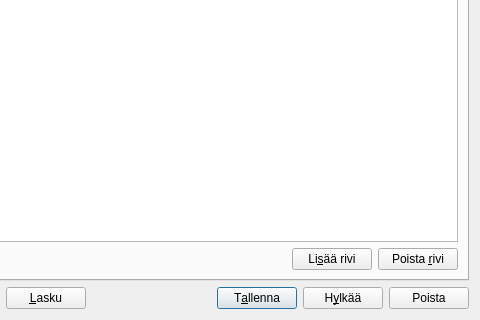
First picture: the form in kitupiikki/kirjaus/kirjaus.ui, repository artoh/kitupiikki, before the edit; both pictures show x 477 to 957 and y 100 to 420 of the 957 by 420 pixel window.
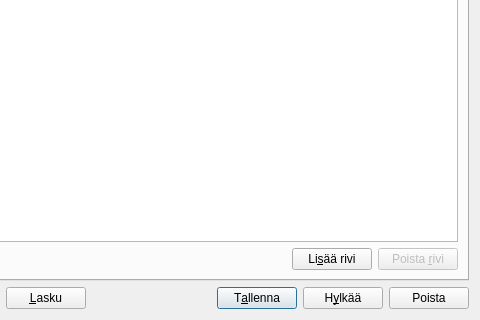
Second picture: the form after the edit. Icons and pictures are not drawn.

Commit message: Kirjausnäppis Enterillä

Diff of the .ui file:
```diff
--- a/kitupiikki/kirjaus/kirjaus.ui
+++ b/kitupiikki/kirjaus/kirjaus.ui
@@ -112,6 +112,9 @@
          </item>
          <item>
           <widget class="QPushButton" name="poistariviNappi">
+           <property name="enabled">
+            <bool>false</bool>
+           </property>
            <property name="text">
             <string>Poista &amp;rivi</string>
            </property>
```
The commit also changes 2 other files.
